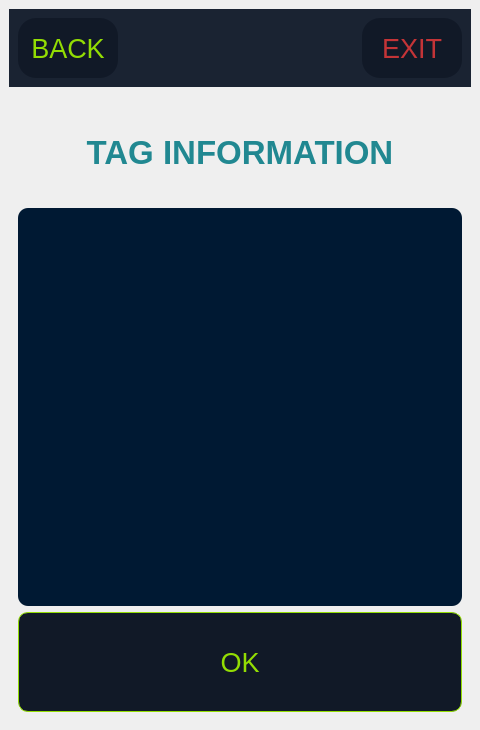
First picture: the form in app-gui.ui, repository javimarting/px3-app, before the edit.
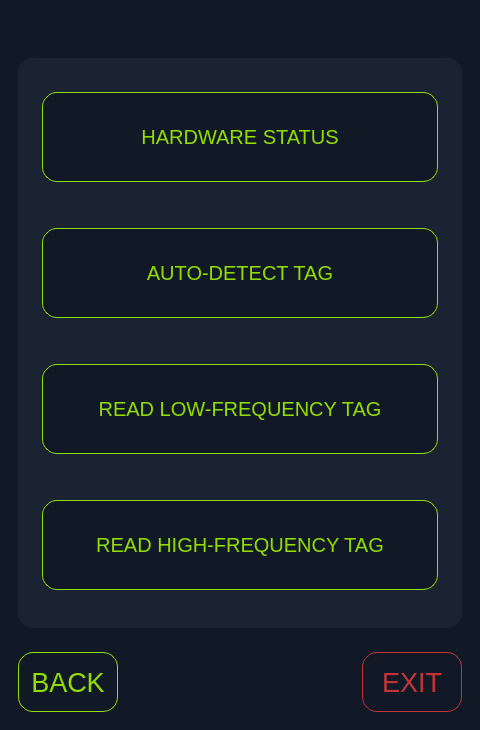
Second picture: the form after the edit. The open tabs and pages were chosen to show the change. Icons and pictures are not drawn.

Patch:
```diff
--- a/app-gui.ui
+++ b/app-gui.ui
@@ -42,139 +42,9 @@
    <property name="styleSheet">
     <string notr="true">background-color: #111927;
 
-QWidget#centralwidget {
-padding: 0px;
-margin: 0;
-border: 0px;
-}
-
-
-QLabel {
-border-radius: 10;
-}</string>
+</string>
    </property>
    <layout class="QVBoxLayout" name="verticalLayout_13">
-    <item>
-     <widget class="QWidget" name="backExitContainer" native="true">
-      <property name="sizePolicy">
-       <sizepolicy hsizetype="Expanding" vsizetype="Preferred">
-        <horstretch>0</horstretch>
-        <verstretch>0</verstretch>
-       </sizepolicy>
-      </property>
-      <property name="minimumSize">
-       <size>
-        <width>0</width>
-        <height>0</height>
-       </size>
-      </property>
-      <property name="styleSheet">
-       <string notr="true">QWidget#backExitContainer {
-background-color: rgb(26, 35, 50);
-padding: 0px;
-margin: 0;
-}
-QPushButton {
-border-radius: 18;
-background-color: #111927;
-}</string>
-      </property>
-      <layout class="QHBoxLayout" name="horizontalLayout_3">
-       <property name="spacing">
-        <number>-1</number>
-       </property>
-       <property name="sizeConstraint">
-        <enum>QLayout::SetDefaultConstraint</enum>
-       </property>
-       <item>
-        <widget class="QPushButton" name="backButton">
-         <property name="minimumSize">
-          <size>
-           <width>100</width>
-           <height>60</height>
-          </size>
-         </property>
-         <property name="maximumSize">
-          <size>
-           <width>80</width>
-           <height>16777215</height>
-          </size>
-         </property>
-         <property name="font">
-          <font>
-           <pointsize>20</pointsize>
-          </font>
-         </property>
-         <property name="styleSheet">
-          <string notr="true">QPushButton {
-color: #93dd03;
-}
-QPushButton:hover {
-background-color: #93dd03;
-color: #111927;
-}
-</string>
-         </property>
-         <property name="text">
-          <string>BACK</string>
-         </property>
-        </widget>
-       </item>
-       <item>
-        <spacer name="horizontalSpacer">
-         <property name="orientation">
-          <enum>Qt::Horizontal</enum>
-         </property>
-         <property name="sizeHint" stdset="0">
-          <size>
-           <width>40</width>
-           <height>20</height>
-          </size>
-         </property>
-        </spacer>
-       </item>
-       <item>
-        <widget class="QPushButton" name="exitButton">
-         <property name="sizePolicy">
-          <sizepolicy hsizetype="Minimum" vsizetype="Fixed">
-           <horstretch>0</horstretch>
-           <verstretch>0</verstretch>
-          </sizepolicy>
-         </property>
-         <property name="minimumSize">
-          <size>
-           <width>100</width>
-           <height>60</height>
-          </size>
-         </property>
-         <property name="maximumSize">
-          <size>
-           <width>80</width>
-           <height>16777215</height>
-          </size>
-         </property>
-         <property name="font">
-          <font>
-           <pointsize>20</pointsize>
-          </font>
-         </property>
-         <property name="styleSheet">
-          <string notr="true">QPushButton {
-color: #c43437;
-}
-QPushButton:hover {
-background-color: #c43437;
-color: #111927;
-}</string>
-         </property>
-         <property name="text">
-          <string>EXIT</string>
-         </property>
-        </widget>
-       </item>
-      </layout>
-     </widget>
-    </item>
     <item>
      <layout class="QVBoxLayout" name="verticalLayout_8">
       <property name="spacing">
@@ -183,6 +53,24 @@
       <property name="leftMargin">
        <number>0</number>
       </property>
+      <item>
+       <widget class="QLabel" name="topLogoLabel">
+        <property name="styleSheet">
+         <string notr="true">
+padding: 10;
+</string>
+        </property>
+        <property name="text">
+         <string/>
+        </property>
+        <property name="pixmap">
+         <pixmap resource="resources.qrc">:/icons/app-logo-small.png</pixmap>
+        </property>
+        <property name="alignment">
+         <set>Qt::AlignCenter</set>
+        </property>
+       </widget>
+      </item>
       <item>
        <widget class="QStackedWidget" name="stackedWidget">
         <property name="sizePolicy">
@@ -202,18 +90,15 @@
 border-radius: 15;
 }
 
-QStackedWidget {
-margin: 0;
-padding: 0px;
-}
 
 QPushButton {
 color: #93dd03;
 background-color: #111927;
-border-radius: 10;
+border-radius: 15;
 border: 1px solid;
 border-color: #93dd03;
-font-size: 20pt;
+font-size: 15pt;
+margin: 15;
 }
 
 QPushButton:hover {
@@ -980,75 +865,75 @@
          </property>
          <layout class="QVBoxLayout" name="verticalLayout_3">
           <item>
-           <layout class="QVBoxLayout" name="verticalLayout_4">
-            <item>
-             <widget class="QLabel" name="tagInformationTitleLabel">
-              <property name="minimumSize">
-               <size>
-                <width>0</width>
-                <height>0</height>
-               </size>
-              </property>
-              <property name="maximumSize">
-               <size>
-                <width>16777215</width>
-                <height>100</height>
-               </size>
-              </property>
-              <property name="font">
-               <font>
-                <pointsize>25</pointsize>
-                <weight>75</weight>
-                <bold>true</bold>
-               </font>
-              </property>
-              <property name="styleSheet">
-               <string notr="true">color: rgb(33, 136, 145);</string>
-              </property>
-              <property name="text">
-               <string>TAG INFORMATION</string>
-              </property>
-              <property name="alignment">
-               <set>Qt::AlignCenter</set>
-              </property>
-             </widget>
-            </item>
-            <item>
-             <widget class="QLabel" name="tagInformationLabel">
-              <property name="font">
-               <font>
-                <pointsize>20</pointsize>
-               </font>
-              </property>
-              <property name="styleSheet">
-               <string notr="true">color: rgb(255, 255, 255);
-background-color: rgb(0, 25, 51);
-border-radius: 10;
-padding: 10px;
-border: 10px;</string>
-              </property>
-              <property name="text">
-               <string/>
-              </property>
-              <property name="alignment">
-               <set>Qt::AlignLeading|Qt::AlignLeft|Qt::AlignVCenter</set>
-              </property>
-             </widget>
-            </item>
-            <item>
-             <widget class="QPushButton" name="tagInformationOkButton">
-              <property name="minimumSize">
-               <size>
-                <width>0</width>
-                <height>100</height>
-               </size>
-              </property>
-              <property name="text">
-               <string>OK</string>
-              </property>
-             </widget>
-            </item>
-           </layout>
+           <widget class="QWidget" name="basicCommandsContainer" native="true">
+            <property name="styleSheet">
+             <string notr="true">QWidget#basicCommandsContainer {
+padding: 20px;
+background-color: #1a2332;
+border-radius: 15;
+}</string>
+            </property>
+            <layout class="QVBoxLayout" name="verticalLayout_4">
+             <item>
+              <widget class="QPushButton" name="hwStatusButton">
+               <property name="sizePolicy">
+                <sizepolicy hsizetype="Minimum" vsizetype="Fixed">
+                 <horstretch>0</horstretch>
+                 <verstretch>0</verstretch>
+                </sizepolicy>
+               </property>
+               <property name="minimumSize">
+                <size>
+                 <width>0</width>
+                 <height>120</height>
+                </size>
+               </property>
+               <property name="text">
+                <string>HARDWARE STATUS</string>
+               </property>
+              </widget>
+             </item>
+             <item>
+              <widget class="QPushButton" name="autoDetectTagButton">
+               <property name="minimumSize">
+                <size>
+                 <width>0</width>
+                 <height>120</height>
+                </size>
+               </property>
+               <property name="text">
+                <string>AUTO-DETECT TAG</string>
+               </property>
+              </widget>
+             </item>
+             <item>
+              <widget class="QPushButton" name="readLFTagButton">
+               <property name="minimumSize">
+                <size>
+                 <width>0</width>
+                 <height>120</height>
+                </size>
+               </property>
+               <property name="text">
+                <string>READ LOW-FREQUENCY TAG</string>
+               </property>
+              </widget>
+             </item>
+             <item>
+              <widget class="QPushButton" name="readHFTagButton">
+               <property name="minimumSize">
+                <size>
+                 <width>0</width>
+                 <height>120</height>
+                </size>
+               </property>
+               <property name="text">
+                <string>READ HIGH-FREQUENCY TAG</string>
+               </property>
+              </widget>
+             </item>
+            </layout>
+           </widget>
           </item>
          </layout>
         </widget>
@@ -1056,6 +941,132 @@
       </item>
      </layout>
     </item>
+    <item>
+     <widget class="QWidget" name="backExitContainer" native="true">
+      <property name="sizePolicy">
+       <sizepolicy hsizetype="Expanding" vsizetype="Preferred">
+        <horstretch>0</horstretch>
+        <verstretch>0</verstretch>
+       </sizepolicy>
+      </property>
+      <property name="minimumSize">
+       <size>
+        <width>0</width>
+        <height>0</height>
+       </size>
+      </property>
+      <property name="styleSheet">
+       <string notr="true">QWidget#backExitContainer {
+/*background-color: #1a2332;*/
+padding: 0px;
+margin: 0;
+border-radius: 15;
+}
+QPushButton {
+border-radius: 15;
+background-color: #111927;
+}</string>
+      </property>
+      <layout class="QHBoxLayout" name="horizontalLayout_3">
+       <property name="spacing">
+        <number>-1</number>
+       </property>
+       <property name="sizeConstraint">
+        <enum>QLayout::SetDefaultConstraint</enum>
+       </property>
+       <item>
+        <widget class="QPushButton" name="backButton">
+         <property name="minimumSize">
+          <size>
+           <width>100</width>
+           <height>60</height>
+          </size>
+         </property>
+         <property name="maximumSize">
+          <size>
+           <width>80</width>
+           <height>16777215</height>
+          </size>
+         </property>
+         <property name="font">
+          <font>
+           <pointsize>20</pointsize>
+          </font>
+         </property>
+         <property name="styleSheet">
+          <string notr="true">QPushButton {
+color: #93dd03;
+border: 1px solid;
+border-color: #93dd03;
+}
+QPushButton:hover {
+background-color: #93dd03;
+color: #111927;
+}
+</string>
+         </property>
+         <property name="text">
+          <string>BACK</string>
+         </property>
+        </widget>
+       </item>
+       <item>
+        <spacer name="horizontalSpacer">
+         <property name="orientation">
+          <enum>Qt::Horizontal</enum>
+         </property>
+         <property name="sizeHint" stdset="0">
+          <size>
+           <width>40</width>
+           <height>20</height>
+          </size>
+         </property>
+        </spacer>
+       </item>
+       <item>
+        <widget class="QPushButton" name="exitButton">
+         <property name="sizePolicy">
+          <sizepolicy hsizetype="Minimum" vsizetype="Fixed">
+           <horstretch>0</horstretch>
+           <verstretch>0</verstretch>
+          </sizepolicy>
+         </property>
+         <property name="minimumSize">
+          <size>
+           <width>100</width>
+           <height>60</height>
+          </size>
+         </property>
+         <property name="maximumSize">
+          <size>
+           <width>80</width>
+           <height>16777215</height>
+          </size>
+         </property>
+         <property name="font">
+          <font>
+           <pointsize>20</pointsize>
+          </font>
+         </property>
+         <property name="styleSheet">
+          <string notr="true">QPushButton {
+color: #c43437;
+border: 1px solid;
+border-color: #c43437;
+}
+QPushButton:hover {
+background-color: #c43437;
+color: #111927;
+}</string>
+         </property>
+         <property name="text">
+          <string>EXIT</string>
+         </property>
+        </widget>
+       </item>
+      </layout>
+     </widget>
+    </item>
    </layout>
   </widget>
  </widget>
```
Left out of the diff: 166 changed lines with no effect on the pictures.
